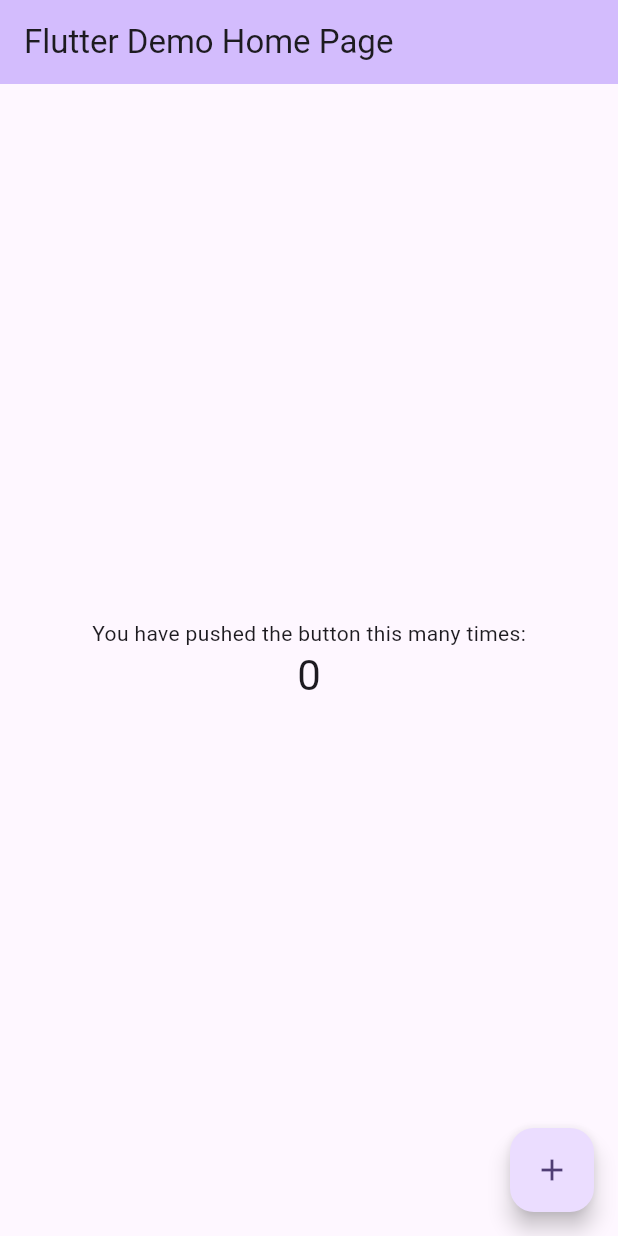
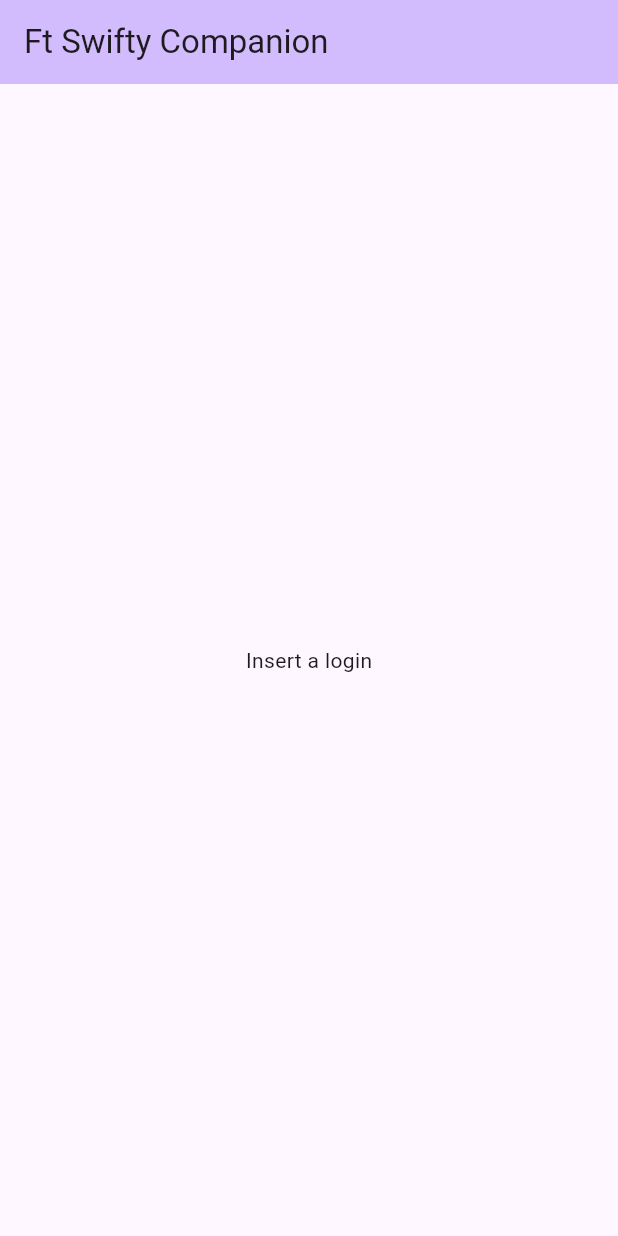
Before and after one commit to olelong/ft_swifty_companion, a Flutter app: the screen it shows after launch, on a phone screen of 412 x 824 dp. Run offline on Flutter 3.47's test engine with Material 3 defaults, Android fonts, the phone set to English and light mode, and no system bars.

Commit message:
Update and create a base

```diff
--- a/lib/main.dart
+++ b/lib/main.dart
@@ -11,42 +11,17 @@
   @override
   Widget build(BuildContext context) {
     return MaterialApp(
-      title: 'Flutter Demo',
+      title: 'Ft Swifty Companion',
       theme: ThemeData(
-        // This is the theme of your application.
-        //
-        // TRY THIS: Try running your application with "flutter run". You'll see
-        // the application has a purple toolbar. Then, without quitting the app,
-        // try changing the seedColor in the colorScheme below to Colors.green
-        // and then invoke "hot reload" (save your changes or press the "hot
-        // reload" button in a Flutter-supported IDE, or press "r" if you used
-        // the command line to start the app).
-        //
-        // Notice that the counter didn't reset back to zero; the application
-        // state is not lost during the reload. To reset the state, use hot
-        // restart instead.
-        //
-        // This works for code too, not just values: Most code changes can be
-        // tested with just a hot reload.
         colorScheme: ColorScheme.fromSeed(seedColor: Colors.deepPurple),
       ),
-      home: const MyHomePage(title: 'Flutter Demo Home Page'),
+      home: const MyHomePage(title: 'Ft Swifty Companion'),
     );
   }
 }
 
 class MyHomePage extends StatefulWidget {
   const MyHomePage({super.key, required this.title});
-
-  // This widget is the home page of your application. It is stateful, meaning
-  // that it has a State object (defined below) that contains fields that affect
-  // how it looks.
-
-  // This class is the configuration for the state. It holds the values (in this
-  // case the title) provided by the parent (in this case the App widget) and
-  // used by the build method of the State. Fields in a Widget subclass are
-  // always marked "final".
-
   final String title;
 
   @override
@@ -54,69 +29,59 @@
 }
 
 class _MyHomePageState extends State<MyHomePage> {
-  int _counter = 0;
-
-  void _incrementCounter() {
-    setState(() {
-      // This call to setState tells the Flutter framework that something has
-      // changed in this State, which causes it to rerun the build method below
-      // so that the display can reflect the updated values. If we changed
-      // _counter without calling setState(), then the build method would not be
-      // called again, and so nothing would appear to happen.
-      _counter++;
-    });
-  }
-
   @override
   Widget build(BuildContext context) {
-    // This method is rerun every time setState is called, for instance as done
-    // by the _incrementCounter method above.
-    //
-    // The Flutter framework has been optimized to make rerunning build methods
-    // fast, so that you can just rebuild anything that needs updating rather
-    // than having to individually change instances of widgets.
     return Scaffold(
       appBar: AppBar(
-        // TRY THIS: Try changing the color here to a specific color (to
-        // Colors.amber, perhaps?) and trigger a hot reload to see the AppBar
-        // change color while the other colors stay the same.
         backgroundColor: Theme.of(context).colorScheme.inversePrimary,
-        // Here we take the value from the MyHomePage object that was created by
-        // the App.build method, and use it to set our appbar title.
         title: Text(widget.title),
       ),
       body: Center(
-        // Center is a layout widget. It takes a single child and positions it
-        // in the middle of the parent.
         child: Column(
-          // Column is also a layout widget. It takes a list of children and
-          // arranges them vertically. By default, it sizes itself to fit its
-          // children horizontally, and tries to be as tall as its parent.
-          //
-          // Column has various properties to control how it sizes itself and
-          // how it positions its children. Here we use mainAxisAlignment to
-          // center the children vertically; the main axis here is the vertical
-          // axis because Columns are vertical (the cross axis would be
-          // horizontal).
-          //
-          // TRY THIS: Invoke "debug painting" (choose the "Toggle Debug Paint"
-          // action in the IDE, or press "p" in the console), to see the
-          // wireframe for each widget.
           mainAxisAlignment: MainAxisAlignment.center,
           children: <Widget>[
-            const Text('You have pushed the button this many times:'),
-            Text(
-              '$_counter',
-              style: Theme.of(context).textTheme.headlineMedium,
-            ),
+            const Text('Insert a login'),
           ],
         ),
       ),
-      floatingActionButton: FloatingActionButton(
-        onPressed: _incrementCounter,
-        tooltip: 'Increment',
-        child: const Icon(Icons.add),
-      ), // This trailing comma makes auto-formatting nicer for build methods.
     );
   }
 }
+
+
+
+
+
+
+// class _MyHomePageState extends State<MyHomePage> {
+  // int _counter = 0;
+  //
+  // void _incrementCounter() {
+  //   setState(() {
+  //     _counter++;
+  //   });
+  // }
+
+//   @override
+//   Widget build(BuildContext context) {
+//     return Scaffold(
+//       appBar: AppBar(
+//         backgroundColor: Theme.of(context).colorScheme.inversePrimary,
+//         title: Text(widget.title),
+//       ),
+//       body: Center(
+//         child: Column(
+//           mainAxisAlignment: MainAxisAlignment.center,
+//           children: <Widget>[
+//             const Text('Insert a login'),
+//           ],
+//         ),
+//       ),
+//       // floatingActionButton: FloatingActionButton(
+//       //   onPressed: _incrementCounter,
+//       //   tooltip: 'Increment',
+//       //   child: const Icon(Icons.add),
+//       // ), // This trailing comma makes auto-formatting nicer for build methods.
+//     );
+//   }
+// }
```
